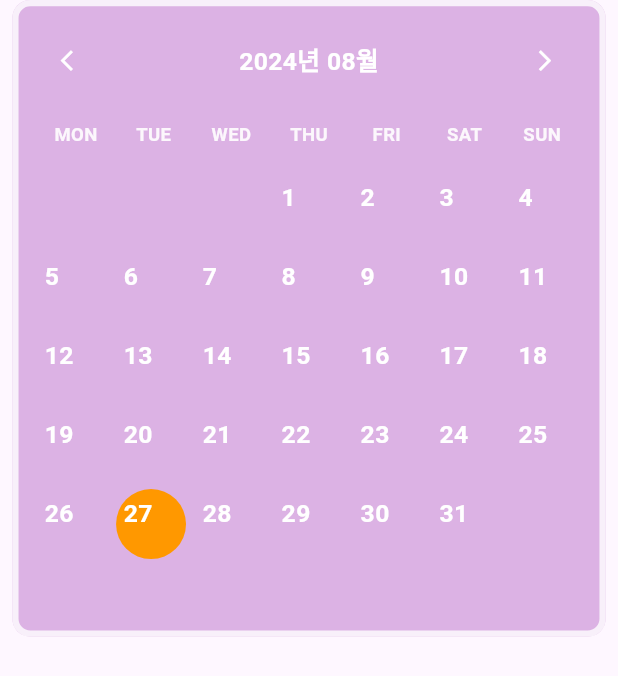
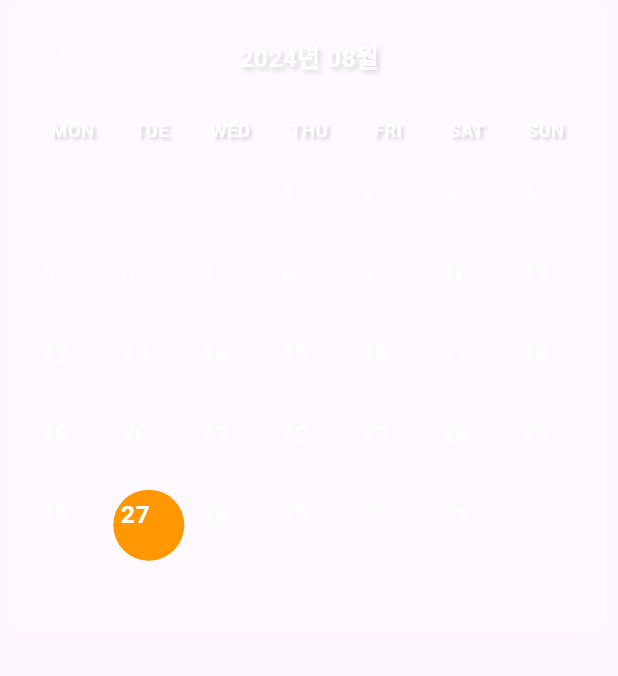
Before and after one commit to ChaenyH/SKT-FlyAI, a Flutter app: the CustomCalendarWidget widget shown alone on an empty page, opened directly with empty values, on a phone screen of 412 x 824 dp. Shown: the top 676 px of the screen. Run offline on Flutter 3.47's test engine with Material 3 defaults, Android fonts, the phone set to English and light mode, and no system bars; our stand-ins replace camera, image_picker, rive.

Commit message:
Design: Apply Glassmorphism to CalendarScreen

```diff
--- a/gr_local/poopy/lib/views/widgets/calendar_widget.dart
+++ b/gr_local/poopy/lib/views/widgets/calendar_widget.dart
@@ -1,4 +1,8 @@
+import 'dart:ui';
+
 import 'package:flutter/material.dart';
+
+
 
 class CustomCalendarWidget extends StatefulWidget {
   final Function(DateTime) onDateChanged;
@@ -41,18 +45,21 @@ class _CustomCalendarWidgetState extends State<CustomCalendarWidget> {
     final double contextHeight = MediaQuery.of(context).size.height * 0.1;
     final double contextWidth = MediaQuery.of(context).size.width * 0.1;
 
-    return Container(
+    return ClipRRect(
+      child: BackdropFilter(
+        filter: ImageFilter.blur(sigmaX: 10.0, sigmaY: 10.0),
+        child: Container(
           margin: EdgeInsets.symmetric(horizontal: contextWidth * 0.2),
           padding: EdgeInsets.symmetric(
             horizontal: contextWidth * 0.3,
             vertical: contextHeight * 0.1,
           ),
           decoration: BoxDecoration(
-        color: Color(0xFFCE94D8).withOpacity(0.7),
+            color: Colors.white.withOpacity(0.2),
             borderRadius: BorderRadius.circular(12.0),
             border: Border.all(
-          color: Colors.white.withOpacity(0.8),
-          width: contextWidth * 0.1,
+              color: Colors.white.withOpacity(0.4),
+              width: 1.5,
             ),
           ),
           child: Column(
@@ -77,9 +84,13 @@ class _CustomCalendarWidgetState extends State<CustomCalendarWidget> {
               ),
             ],
           ),
+        ),
+      ),
     );
   }
 }
+
+
 
 class CalendarHeader extends StatelessWidget {
   final DateTime focusedDate;
@@ -115,6 +126,13 @@ class CalendarHeader extends StatelessWidget {
               fontSize: contextHeight * 0.2,
               fontWeight: FontWeight.bold,
               color: Colors.white,
+              shadows: [
+                Shadow(
+                  offset: Offset(2.0, 2.0),
+                  blurRadius: 4.0,
+                  color: Colors.black.withOpacity(0.15),
+                ),
+              ],
             ),
           ),
           IconButton(
@@ -149,6 +167,13 @@ class DayLabels extends StatelessWidget {
                 fontSize: contextWidth * 0.3,
                 fontWeight: FontWeight.w600,
                 color: Colors.white.withOpacity(0.9),
+                shadows: [
+                  Shadow(
+                    offset: Offset(2.0, 2.0),
+                    blurRadius: 2.0,
+                    color: Colors.black.withOpacity(0.15), // Subtle shadow for glassmorphism
+                  ),
+                ],
               ),
             ),
           ),
@@ -157,6 +182,8 @@ class DayLabels extends StatelessWidget {
     );
   }
 }
+
+
 
 class CalendarGrid extends StatelessWidget {
   final DateTime focusedDate;
@@ -282,6 +309,8 @@ class CalendarGrid extends StatelessWidget {
   }
 }
 
+
+
 class ImagesData {
   final String? pooColor;
   final String uploadTime;
```
Also changed, not shown: gr_local/poopy/lib/views/calendar_screen.dart (+34 -16 lines), gr_local/poopy/lib/views/widgets/draggable_date_info_panel.dart (+30 -11 lines). Lines whose indentation alone changed are shown as unchanged.
